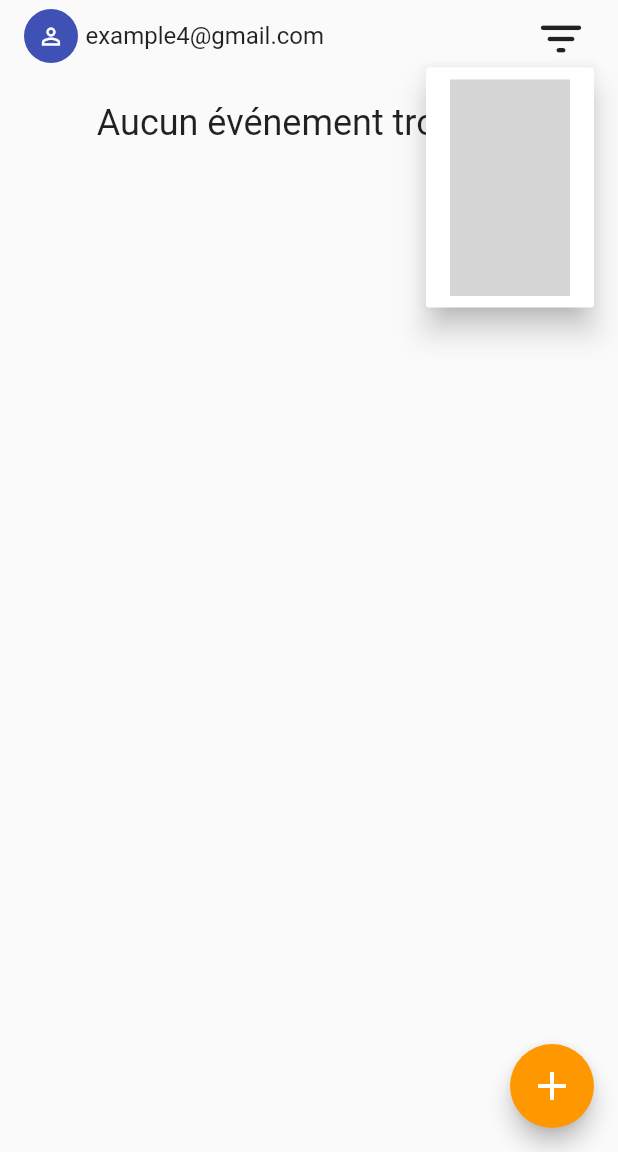
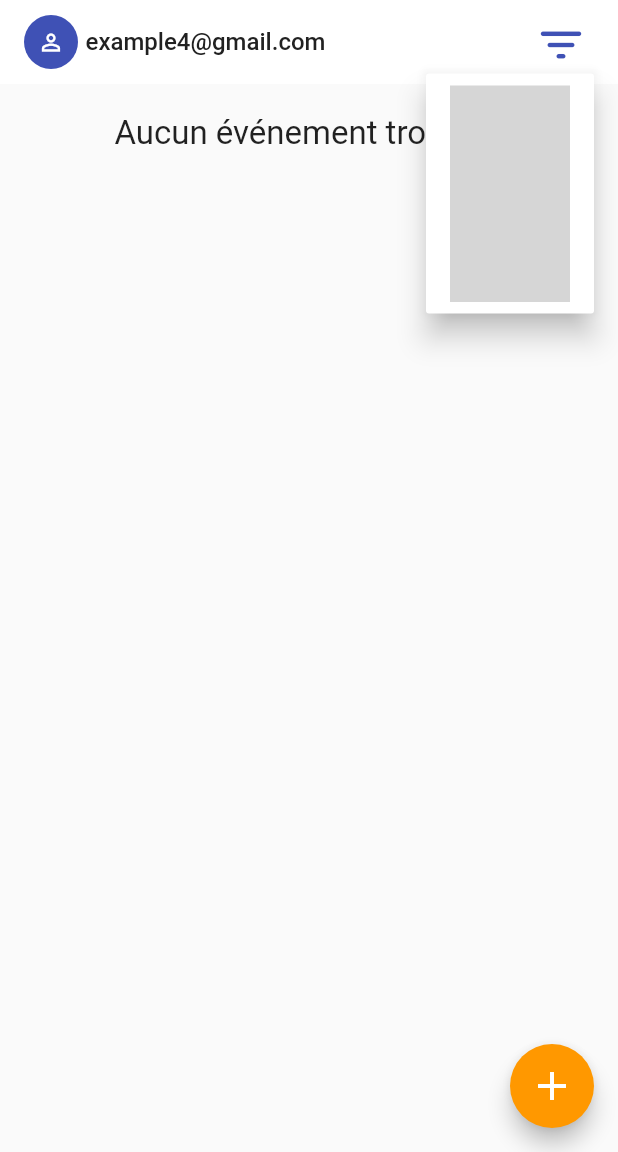
Before and after one commit to BachENSIM/iZiBadge, a Flutter app: the screen it shows after launch, after a tap on the "filter list" icon, on a phone screen of 412 x 824 dp, the part 84-1236 px from its top. Run offline on Flutter 3.47's test engine with Material 2 defaults, Android fonts, the phone set to English and light mode, and no system bars; our stand-ins replace cloud_firestore, firebase_auth, firebase_core, getwidget, qr_flutter; missing offline and left inert: qr_code_scanner; accounts and stored records are empty; grey boxes are pictures that could not be loaded.

Commit message:
Fixed dashboard screen layout

```diff
--- a/lib/components/item_list_test.dart
+++ b/lib/components/item_list_test.dart
@@ -36,46 +36,64 @@ class _ItemListTestState extends State<ItemListTest> {
           DatabaseTest.isOrgan, DatabaseTest.isInvite, DatabaseTest.isScan),
       //stream: DatabaseTest.readRoles(_isOrganisateur,_isInviteur,DatabaseTest.isScan),
       builder: (context, snapshot) {
-        if (snapshot.hasError) {
-          return const Text('Aucun événement trouvé...');
-        } else if (snapshot.data?.size == 0) {
-          return SingleChildScrollView(
-              child: Column(
-            mainAxisAlignment: MainAxisAlignment.start,
-            crossAxisAlignment: CrossAxisAlignment.start,
-            children: <Widget>[
-              buildMenu(context),
-              const SizedBox(height: 20),
-              const Center(
+        if (snapshot.hasError || snapshot.data?.size == 0) {
+          return CustomScrollView(
+            slivers: [
+              SliverAppBar(
+                pinned: true,
+                backgroundColor: CustomColors.textIcons,
+                title: buildMenu(context),
+              ),
+              SliverList(
+                  delegate: SliverChildBuilderDelegate(
+                (BuildContext context, int index) {
+                  return Column(
+                    children: const <Widget>[
+                      SizedBox(height: 20),
+                      Center(
                         child: Text('Aucun événement trouvé...',
                             style: TextStyle(
-                      fontSize: 24,
+                              fontSize: 22,
                             )),
                       )
                     ],
-          ));
+                  );
+                },
+                childCount: 1,
+              ))
+            ],
+          );
+
+          // return Container(
+          //   padding: const EdgeInsets.only(
+          //     left: 16,
+          //     right: 16,
+          //   ),
+          //   child: Column(
+          //     children: <Widget>[
+          //       buildMenu(context),
+          //       const SizedBox(height: 20),
+          //       const Center(
+          //         child: Text('Aucun événement trouvé...',
+          //             style: TextStyle(
+          //               fontSize: 22,
+          //             )),
+          //       )
+          //     ],
+          //   ),
+          // );
         } else if (snapshot.hasData || snapshot.data != null) {
-          return SingleChildScrollView(
-              child: Column(
-            mainAxisAlignment: MainAxisAlignment.start,
-            crossAxisAlignment: CrossAxisAlignment.start,
-            children: <Widget>[
-              buildMenu(context),
-              const SizedBox(
-                height: 15,
+          return CustomScrollView(
+            slivers: <Widget>[
+              SliverAppBar(
+                pinned: true,
+                backgroundColor: CustomColors.textIcons,
+                title: buildMenu(context),
               ),
-              SizedBox(
-                  height: (MediaQuery.of(context).size.height) / 1.5 +
-                      kToolbarHeight,
-                  child: ListView.separated(
-                    shrinkWrap: true,
-                    //scrollDirection: Axis.vertical,
-                    separatorBuilder: (context, index) =>
-                        const SizedBox(height: 16.0),
-                    itemCount: snapshot.data!.docs.length,
-                    itemBuilder: (context, index) {
-                      //DocumentSnapshot _userData = index == 0 ? snapshot.data!.docs[index] : snapshot.data!.docs[index - 1];
-                      //Dart doesn’t know which type of object it is getting.
+              SliverList(
+                delegate: SliverChildBuilderDelegate(
+                  ((context, index) {
+                    // index = 1;
                     var noteInfo = snapshot.data!.docs[index].data()!
                         as Map<String, dynamic>;
                     var _noteInfo = (index == 0
@@ -122,20 +140,26 @@ class _ItemListTestState extends State<ItemListTest> {
                         ? true
                         : (currHeader != header)) {
                       return Column(
-                          mainAxisAlignment: MainAxisAlignment.start,
-                          crossAxisAlignment: CrossAxisAlignment.start,
+                        // mainAxisAlignment: MainAxisAlignment.start,
+                        // crossAxisAlignment: CrossAxisAlignment.start,
                         children: <Widget>[
+                          const SizedBox(height: 10),
                           Container(
                               //color: Theme.of(context).primaryColorDark,
                               decoration: BoxDecoration(
                                   border: Border.all(
-                                      color: Theme.of(context).indicatorColor,
+                                    // color: Theme.of(context).indicatorColor,
+                                    color: CustomColors.primaryColor,
                                     width: 2,
                                   ),
                                   borderRadius: BorderRadius.circular(8.0)),
+                              margin: const EdgeInsets.only(
+                                left: 16,
+                                right: 16,
+                              ),
                               padding: const EdgeInsets.only(
-                                  top: 10,
-                                  bottom: 10,
+                                top: 8,
+                                bottom: 8,
                               ),
                               child: Center(
                                 child: Text(
@@ -148,7 +172,7 @@ class _ItemListTestState extends State<ItemListTest> {
                                   ),
                                 ),
                               )),
-                            const SizedBox(height: 10),
+                          const SizedBox(height: 5),
                           buildListe(context, isDel, address, desc, docID,
                               dateStart, name, index, dateEnd)
                         ],
@@ -157,10 +181,12 @@ class _ItemListTestState extends State<ItemListTest> {
                       return buildListe(context, isDel, address, desc, docID,
                           dateStart, name, index, dateEnd);
                     }
-                    },
-                  ))
+                  }),
+                  childCount: snapshot.data!.docs.length,
+                ),
+              ),
             ],
-          ));
+          );
         }
 
         return Center(
@@ -265,7 +291,17 @@ class _ItemListTestState extends State<ItemListTest> {
 
   //widget pour le menu (filtrer les 3 roles)
   Widget buildMenu(BuildContext context) {
-    return Row(
+    return Column(
+      // decoration: BoxDecoration(
+      //   border: Border(
+      //     bottom: BorderSide(
+      //       color: CustomColors.primaryColor,
+      //       width: 2,
+      //     ),
+      //   ),
+      // ),
+      children: [
+        Row(
           // mainAxisAlignment: MainAxisAlignment.spaceBetween,
           children: <Widget>[
             CircleAvatar(
@@ -283,17 +319,18 @@ class _ItemListTestState extends State<ItemListTest> {
                 DatabaseTest.userUid,
                 maxLines: 1,
                 overflow: TextOverflow.ellipsis,
-            style: const TextStyle(
+                style: TextStyle(
                   fontSize: 16,
+                  color: CustomColors.primaryText,
                 ),
               ),
             ),
 
             //pour le filtre par le role
             PopupMenuButton(
-            icon: const Icon(
+                icon: Icon(
                   Icons.filter_list_rounded,
-              // color: CustomColors.secondaryText,
+                  color: CustomColors.primaryColor,
                   size: 36,
                 ),
                 offset: const Offset(0, 45),
@@ -403,6 +440,9 @@ class _ItemListTestState extends State<ItemListTest> {
                       ),
                     ]),
           ],
+        ),
+        // const Divider(thickness: 3),
+      ],
     );
   }
 
@@ -417,7 +457,15 @@ class _ItemListTestState extends State<ItemListTest> {
       String name,
       int position,
       DateTime dateEnd) {
-    return Ink(
+    return Container(
+      padding: const EdgeInsets.only(
+        left: 16.0,
+        right: 16.0,
+      ),
+      child: Column(
+        children: [
+          const SizedBox(height: 5),
+          Ink(
             decoration: BoxDecoration(
               color:
                   //CustomColors.firebaseGrey.withOpacity(0.1),
@@ -432,6 +480,15 @@ class _ItemListTestState extends State<ItemListTest> {
               /*shape: RoundedRectangleBorder(
                               borderRadius: BorderRadius.circular(8.0),
                             ),*/
+              title: Text(
+                name,
+                maxLines: 1,
+                overflow: TextOverflow.ellipsis,
+                style: TextStyle(
+                  color: CustomColors.textIcons,
+                  fontSize: 20,
+                ),
+              ),
               children: <Widget>[
                 ListTile(
                   onTap: () {
@@ -440,51 +497,60 @@ class _ItemListTestState extends State<ItemListTest> {
                             context, name, desc, address, dateStart, dateEnd)
                         : null;
                   },
-            dense: true,
-            isThreeLine: true,
-            title: Row(children: [
+                  // dense: true,
+                  // isThreeLine: true,
+                  title: Column(
+                    children: [
+                      Row(
+                        children: [
                           Icon(
                             Icons.location_on_outlined,
                             color: CustomColors.textIcons,
                             size: 18,
                           ),
-              const SizedBox(width: 5),
+                          const SizedBox(width: 8),
                           Flexible(
-                  child: RichText(
+                            child: Text(
+                              address,
                               overflow: TextOverflow.ellipsis,
-                      //strutStyle: StrutStyle(fontSize: 38.0),
-                      text: TextSpan(
-                        text: address,
                               style: TextStyle(
                                 color: CustomColors.textIcons,
-                          fontSize: 15,
+                                fontSize: 16,
                               ),
-                      )))
-              /*Text(
-                //"Adresse: " + address + "\nDescription: " + desc,
-                // "Adresse: " + address,
-                address,
-                style: TextStyle(color: CustomColors.textIcons),
-                overflow: TextOverflow.ellipsis,
-                maxLines: 2,
-              )*/
-            ]),
-            subtitle: Row(
+                            ),
+                          ),
+                        ],
+                      ),
+                      const SizedBox(
+                        height: 5,
+                      ),
+                      Row(
                         children: <Widget>[
                           Icon(
                             Icons.calendar_today,
                             color: CustomColors.textIcons,
                             size: 18,
                           ),
-                const SizedBox(width: 5),
-                Text(
+                          const SizedBox(width: 8),
+                          Flexible(
+                            child: Text(
                               setUp(dateStart, isDel),
-                  maxLines: 2,
+                              maxLines: 1,
                               overflow: TextOverflow.ellipsis,
-                  style: TextStyle(color: CustomColors.textIcons, fontSize: 14),
-                )
+                              style: TextStyle(
+                                color: CustomColors.textIcons,
+                                fontSize: 16,
+                              ),
+                            ),
+                          ),
                         ],
                       ),
+                      const SizedBox(
+                        height: 10,
+                      ),
+                    ],
+                  ),
+
                   trailing: Row(
                     mainAxisSize: MainAxisSize.min,
                     children: <Widget>[
@@ -494,7 +560,7 @@ class _ItemListTestState extends State<ItemListTest> {
                             Icons.edit,
                             color: CustomColors.textIcons,
                           ),
-                      offset: const Offset(200, 40),
+                          offset: const Offset(160, 40),
                           // color: CustomColors.textIcons,
                           elevation: 20,
                           enabled: true,
@@ -502,12 +568,14 @@ class _ItemListTestState extends State<ItemListTest> {
                             //do something
                           },
                           shape: const RoundedRectangleBorder(
-                          borderRadius:
-                              BorderRadius.all(Radius.circular(15.0))),
+                            borderRadius: BorderRadius.all(
+                              Radius.circular(15),
+                            ),
+                          ),
                           itemBuilder: (context) => [
                             PopupMenuItem(
-                                height: 10,
                               child: Row(
+                                // mainAxisSize: MainAxisSize.min,
                                 mainAxisAlignment:
                                     MainAxisAlignment.spaceBetween,
                                 children: <Widget>[
@@ -517,8 +585,7 @@ class _ItemListTestState extends State<ItemListTest> {
                                         onPressed: () {
                                           Navigator.of(context).push(
                                             MaterialPageRoute(
-                                                    builder: (context) =>
-                                                        EditScreen(
+                                              builder: (context) => EditScreen(
                                                 currTitle: name,
                                                 currDesc: desc,
                                                 currAddr: address,
@@ -528,17 +595,18 @@ class _ItemListTestState extends State<ItemListTest> {
                                             ),
                                           );
                                         },
-                                              icon: const Icon(
+                                        icon: Icon(
                                           Icons.event_note_sharp,
-                                              ));
+                                          color: CustomColors.primaryColor,
+                                        ),
+                                      );
                                     },
                                   ),
                                   StatefulBuilder(
                                     builder: (_context, _setState) {
                                       return IconButton(
                                         onPressed: () {
-                                                DatabaseTest.fetchGroupAdded(
-                                                    docID);
+                                          DatabaseTest.fetchGroupAdded(docID);
                                           print("editedi " +
                                               DatabaseTest.lstGrAdded
                                                   .toString());
@@ -554,19 +622,21 @@ class _ItemListTestState extends State<ItemListTest> {
                                             ),
                                           );
                                         },
-                                              icon: const Icon(
+                                        icon: Icon(
                                           Icons.group_add_rounded,
-                                              ));
+                                          color: CustomColors.primaryColor,
+                                        ),
+                                      );
                                     },
                                   ),
                                   StatefulBuilder(
                                     builder: (_context, _setState) {
                                       return IconButton(
                                         onPressed: () async {
-                                                await DatabaseTest
-                                                    .fetchListUsers(docID);
-                                                await DatabaseTest
-                                                    .fetchGroupAdded(docID);
+                                          await DatabaseTest.fetchListUsers(
+                                              docID);
+                                          await DatabaseTest.fetchGroupAdded(
+                                              docID);
                                           sleep(const Duration(
                                               milliseconds: 500));
                                           Navigator.of(context).push(
@@ -578,13 +648,18 @@ class _ItemListTestState extends State<ItemListTest> {
                                             ),
                                           );
                                         },
-                                              icon: const Icon(
+                                        icon: Icon(
                                           Icons.attach_email,
-                                              ));
+                                          color: CustomColors.primaryColor,
+                                        ),
+                                      );
                                     },
                                   ),
-                                    ]))
-                          ]),
+                                ],
+                              ),
+                            )
+                          ],
+                        ),
                       if (_organisateur || isDel)
                         IconButton(
                             onPressed: () {
@@ -628,8 +703,8 @@ class _ItemListTestState extends State<ItemListTest> {
                       if (!isDel && !_isInviteur)
                         IconButton(
                             onPressed: () async {
-                        debugPrint(
-                            'Size = ' + MediaQuery.of(context).size.toString());
+                              debugPrint('Size = ' +
+                                  MediaQuery.of(context).size.toString());
                               debugPrint('Height = ' +
                                   (MediaQuery.of(context).size.height / 1.5)
                                       .toString());
@@ -640,15 +715,20 @@ class _ItemListTestState extends State<ItemListTest> {
                                           MediaQuery.of(context).padding.top -
                                           kToolbarHeight)
                                       .toString());
-                        debugPrint("${MediaQuery.of(context).padding.top}");
+                              debugPrint(
+                                  "${MediaQuery.of(context).padding.top}");
                               debugPrint("${kToolbarHeight}");
 
-                        bool checked = await DatabaseTest.fetchItemClicked(
-                            docId: docID, index: position, title: name);
+                              bool checked =
+                                  await DatabaseTest.fetchItemClicked(
+                                      docId: docID,
+                                      index: position,
+                                      title: name);
                               ScaffoldMessenger.of(context).showSnackBar(
                                 SnackBar(
                                   content: checked
-                                ? const Text("Données sauvegardées en local !")
+                                      ? const Text(
+                                          "Données sauvegardées en local !")
                                       : const Text(
                                           "Problème lors de la sauvegarde..."),
                                   padding: const EdgeInsets.all(15.0),
@@ -663,16 +743,10 @@ class _ItemListTestState extends State<ItemListTest> {
                   ),
                 )
               ],
-        title: Text(
-          name,
-          maxLines: 1,
-          overflow: TextOverflow.ellipsis,
-          style: TextStyle(
-            //color: Color(0xFFB38305),
-            color: CustomColors.textIcons,
-            fontSize: 20,
             ),
           ),
+          const SizedBox(height: 5),
+        ],
       ),
     );
   }
--- a/lib/screens/dashboard_screen.dart
+++ b/lib/screens/dashboard_screen.dart
@@ -27,7 +27,6 @@ class _DashboardScreenState extends State<DashboardScreen> {
   void initState() {
     // TODO: implement initState
     DatabaseTest.fetchNBRole();
-
   }
 
   @override
@@ -62,7 +61,7 @@ class _DashboardScreenState extends State<DashboardScreen> {
                           hintStyle: TextStyle(
                             color: CustomColors.textIcons.withOpacity(0.7),
                           ),
-                          contentPadding: EdgeInsets.all(8),
+                          contentPadding: const EdgeInsets.all(8),
                           isDense: true,
                         ),
                         style: TextStyle(
@@ -99,26 +98,22 @@ class _DashboardScreenState extends State<DashboardScreen> {
           );
         },
         backgroundColor: CustomColors.accentColor,
-        child: Icon(
+        child: const Icon(
           Icons.add,
           // color: CustomColors.textIcons,
           size: 32,
         ),
       ),
       body: SafeArea(
-        child: Padding(
-          padding: const EdgeInsets.only(
-            left: 16.0,
-            right: 16.0,
-            bottom: 20.0,
-          ),
-          child: Container(
-            height: MediaQuery.of(context).size.height,
-            width: MediaQuery.of(context).size.width,
-            child: ItemListTest(),
-          )
-        ),
-      ),
+          child: Padding(
+        padding: const EdgeInsets.only(
+            // left: 16,
+            // right: 16,
+            // bottom: 20,
+            ),
+        child: ItemListTest(),
+      )),
+      // ),
       //Menu bottom bar
       // bottomNavigationBar: BottomNavigationBar(
       //   currentIndex: _currentIndex,
```
Lines whose indentation alone changed are shown as unchanged.
